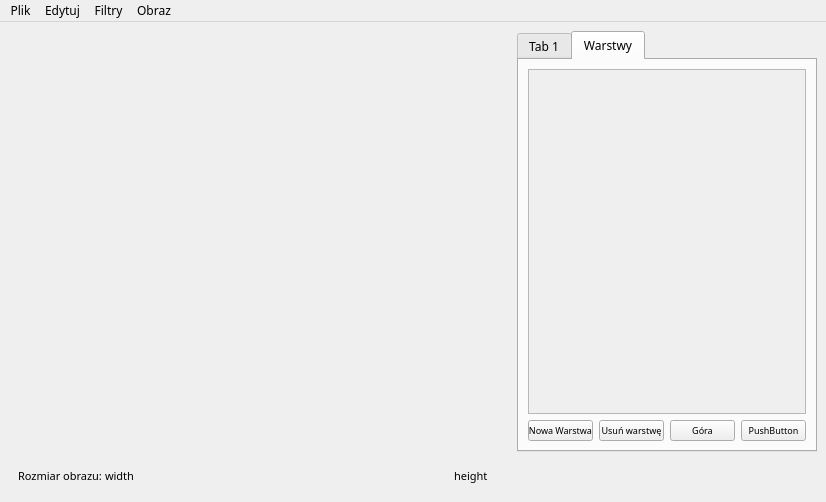
Old version of the form src/uis/MainWindowX.ui in the repository A1rWaxta/RasterShop.
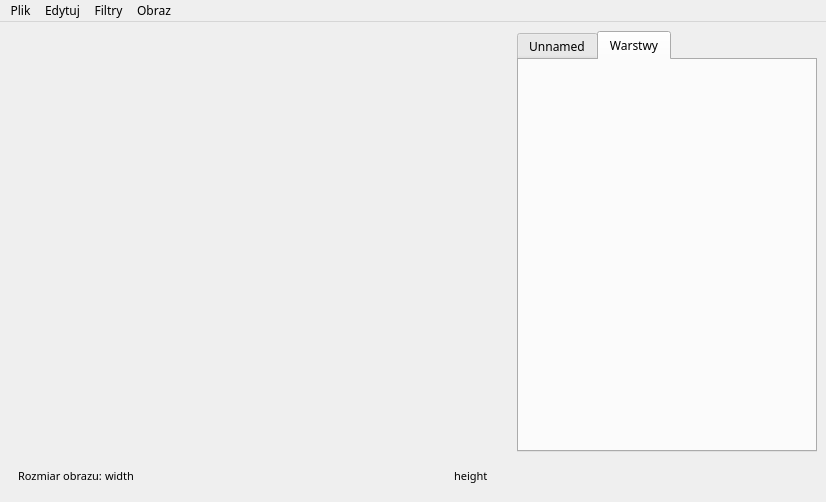
New version of the form. Custom widgets are drawn as their Qt base class.

Commit message: Layers view and management widget has been extracted to separate class.

Patch:
```diff
--- a/src/uis/MainWindowX.ui
+++ b/src/uis/MainWindowX.ui
@@ -171,101 +171,17 @@
       </property>
       <widget class="QWidget" name="tab_3">
        <attribute name="title">
-        <string>Tab 1</string>
+        <string>Unnamed</string>
        </attribute>
       </widget>
-      <widget class="QWidget" name="layersTab">
+      <widget class="LayersView" name="layersTab">
+       <property name="enabled">
+        <bool>true</bool>
+       </property>
        <attribute name="title">
         <string>Warstwy</string>
        </attribute>
-       <layout class="QGridLayout" name="gridLayout_4">
-        <item row="3" column="0">
-         <layout class="QHBoxLayout" name="horizontalLayout_2">
-          <item>
-           <widget class="QPushButton" name="addLayerButton">
-            <property name="font">
-             <font>
-              <pointsize>7</pointsize>
-             </font>
-            </property>
-            <property name="text">
-             <string>Nowa Warstwa</string>
-            </property>
-           </widget>
-          </item>
-          <item>
-           <widget class="QPushButton" name="deleteLayerButton">
-            <property name="font">
-             <font>
-              <pointsize>7</pointsize>
-             </font>
-            </property>
-            <property name="text">
-             <string>Usuń warstwę</string>
-            </property>
-           </widget>
-          </item>
-          <item>
-           <widget class="QPushButton" name="moveLayerUpButton">
-            <property name="font">
-             <font>
-              <pointsize>7</pointsize>
-             </font>
-            </property>
-            <property name="text">
-             <string>Góra</string>
-            </property>
-           </widget>
-          </item>
-          <item>
-           <widget class="QPushButton" name="moveLayerDownButton">
-            <property name="font">
-             <font>
-              <pointsize>7</pointsize>
-             </font>
-            </property>
-            <property name="text">
-             <string>PushButton</string>
-            </property>
-           </widget>
-          </item>
-         </layout>
-        </item>
-        <item row="0" column="0">
-         <widget class="QScrollArea" name="scrollArea">
-          <property name="widgetResizable">
-           <bool>true</bool>
-          </property>
-          <widget class="QWidget" name="scrollAreaWidgetContents">
-           <property name="geometry">
-            <rect>
-             <x>0</x>
-             <y>0</y>
-             <width>276</width>
-             <height>331</height>
-            </rect>
-           </property>
-           <layout class="QVBoxLayout" name="verticalLayout_2">
-            <property name="leftMargin">
-             <number>0</number>
-            </property>
-            <property name="topMargin">
-             <number>0</number>
-            </property>
-            <property name="rightMargin">
-             <number>0</number>
-            </property>
-            <property name="bottomMargin">
-             <number>0</number>
-            </property>
-            <item>
-             <layout class="QVBoxLayout" name="layerPreviewLayout"/>
-            </item>
-           </layout>
-          </widget>
-         </widget>
-        </item>
-       </layout>
+       <layout class="QGridLayout" name="gridLayout_4"/>
       </widget>
      </widget>
     </item>
@@ -403,6 +319,12 @@
    <extends>QGraphicsView</extends>
    <header location="global">Canvas.h</header>
   </customwidget>
+  <customwidget>
+   <class>LayersView</class>
+   <extends>QWidget</extends>
+   <header location="global">LayersView.h</header>
+   <container>1</container>
+  </customwidget>
  </customwidgets>
  <resources/>
  <connections>
```
Left out of the diff: 2 changed lines with no effect on the pictures. The commit also changes 7 other files.
